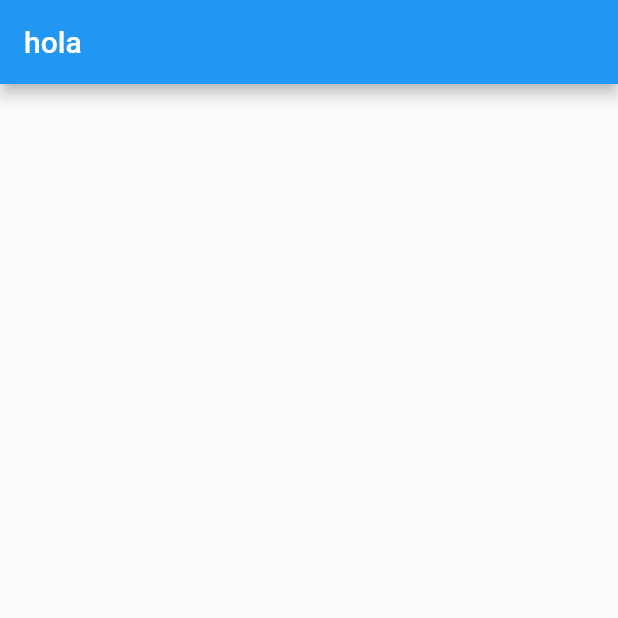
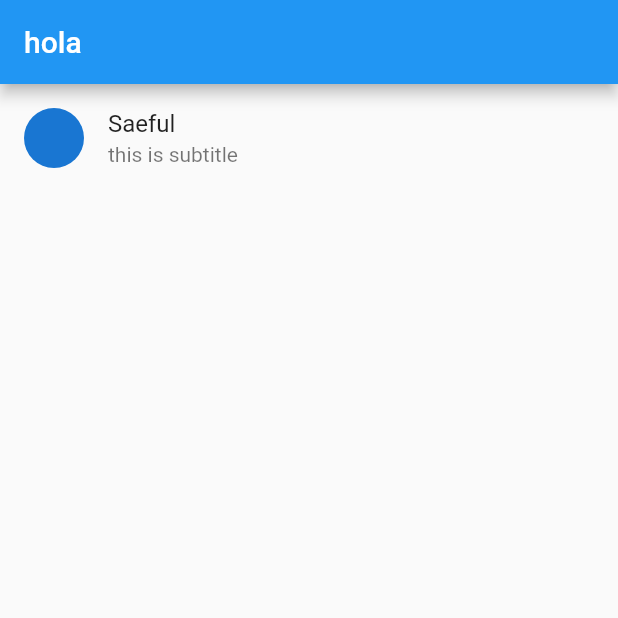
Before and after one commit to bagusrizky15/flutter-app1, a Flutter app: the screen it shows after launch, on a phone screen of 412 x 824 dp, the top half of it. Run offline on Flutter 3.47's test engine with Material 2 defaults, Android fonts, the phone set to English and light mode, and no system bars.

Commit message:
added list tile

```diff
--- a/lib/main.dart
+++ b/lib/main.dart
@@ -12,6 +12,15 @@ class MyApp extends StatelessWidget {
         appBar: AppBar(
           title: Text("hola"),
         ),
+        body: ListView(
+          children: [
+            ListTile(
+              title: Text("Saeful"),
+              subtitle: Text("this is subtitle"),
+              leading: CircleAvatar(),
+            )
+          ],
+        ),
       ),
     );
   }
```
